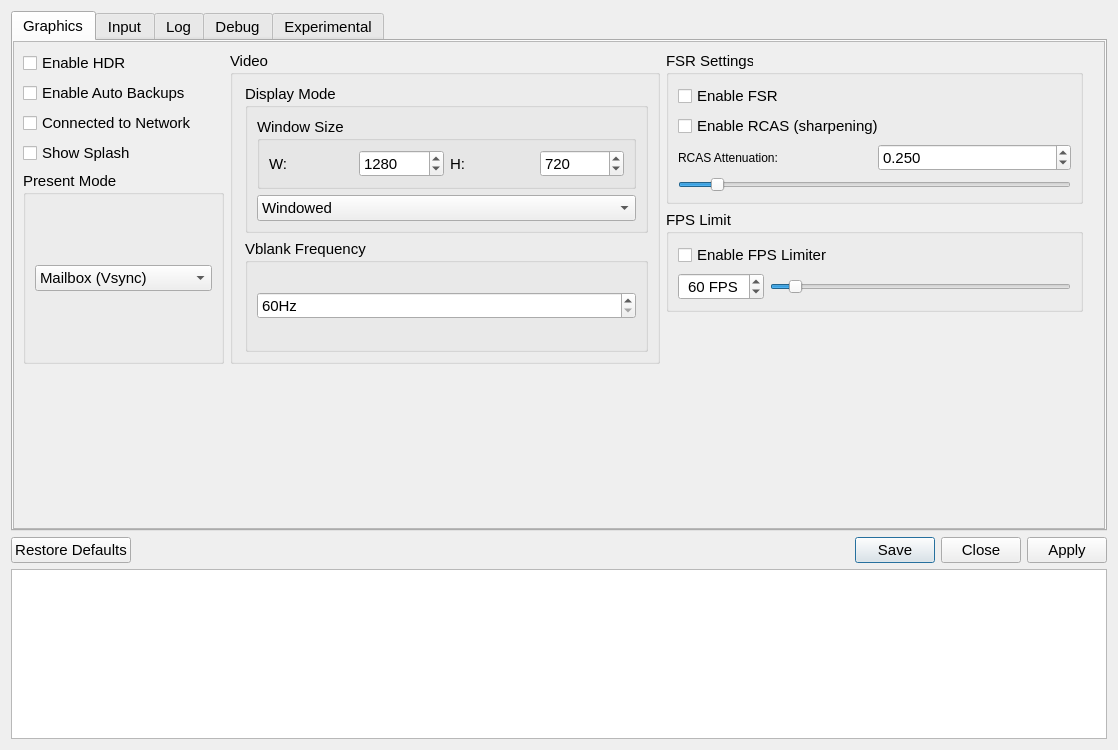
diegolix29/shadPS4, file src/qt_gui/game_specific_dialog.ui: the form before one commit.
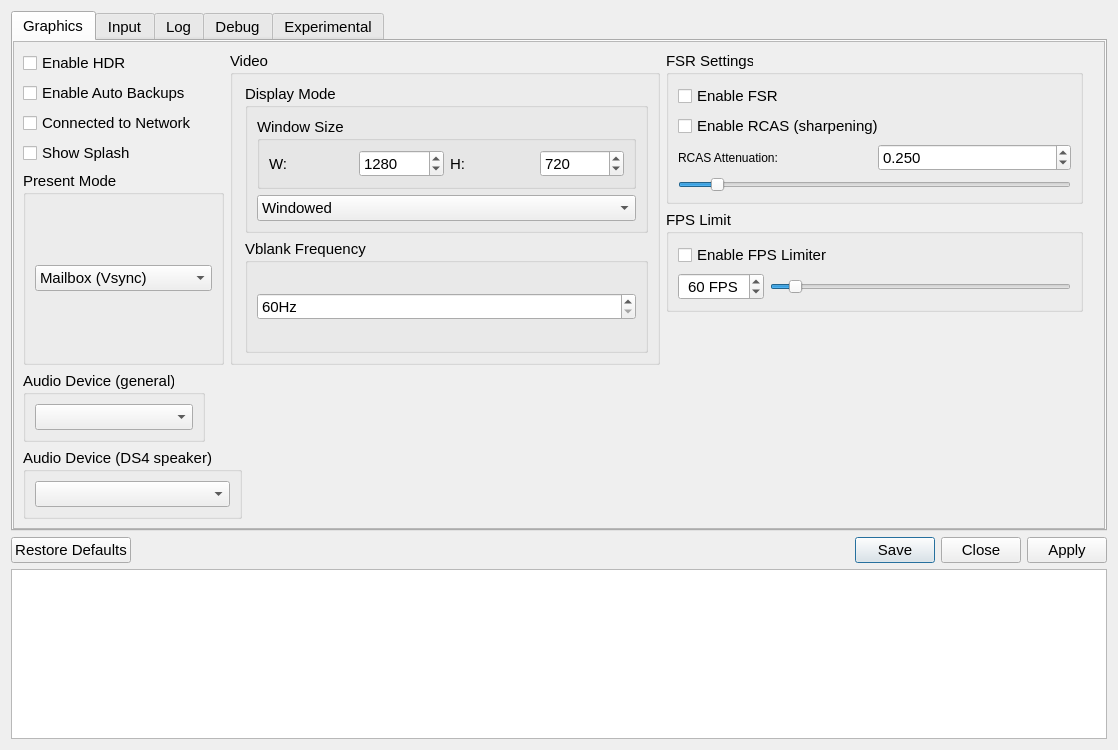
The form after the commit. Icons and pictures are not drawn.

Commit message: Audio devices for game specific + ui fixes

What changed in the file:
```diff
--- a/src/qt_gui/game_specific_dialog.ui
+++ b/src/qt_gui/game_specific_dialog.ui
@@ -500,21 +500,48 @@
     </layout>
    </item>
    <item>
-    <spacer name="graphicSpacer">
-     <property name="orientation">
-      <enum>Qt::Orientation::Vertical</enum>
+    <widget class="QGroupBox" name="GenAudioGroupBox">
+     <property name="title">
+      <string>Audio Device (general)</string>
      </property>
-     <property name="sizeHint" stdset="0">
-      <size>
-       <width>20</width>
-       <height>40</height>
-      </size>
+     <property name="sizePolicy">
+      <sizepolicy hsizetype="Maximum" vsizetype="Fixed">
+       <horstretch>0</horstretch>
+       <verstretch>0</verstretch>
+      </sizepolicy>
      </property>
-    </spacer>
+     <layout class="QVBoxLayout" name="verticalLayout_11">
+      <item>
+       <widget class="QComboBox" name="mainOutputDeviceComboBox"/>
    </item>
   </layout>
  </widget>
-</widget>
+   </item>
+
+   <item>
+    <widget class="QGroupBox" name="DsSpeakerGroupBox">
+     <property name="title">
+      <string>Audio Device (DS4 speaker)</string>
+     </property>
+     <property name="sizePolicy">
+      <sizepolicy hsizetype="Maximum" vsizetype="Fixed">
+       <horstretch>0</horstretch>
+       <verstretch>0</verstretch>
+      </sizepolicy>
+     </property>
+     <layout class="QVBoxLayout" name="verticalLayout_9">
+      <item>
+       <widget class="QComboBox" name="padSpkOutputDeviceComboBox"/>
+      </item>
+     </layout>
+    </widget>
+   </item>
+
+
+  </layout>
+ </widget>
+</widget>
+
 
 	      <widget class="QScrollArea" name="inputTab">
       <property name="widgetResizable">
```
Left out of the diff: 105 changed lines with no effect on the pictures. Lines whose indentation alone changed are shown as unchanged. The commit also changes 2 other files.
